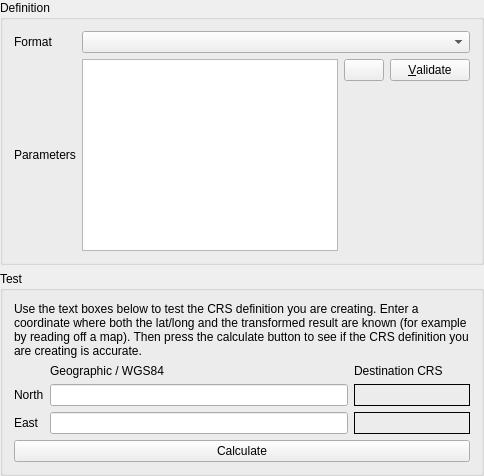
qgis/QGIS, file src/ui/qgscrsdefinitionwidgetbase.ui: the form before one commit.
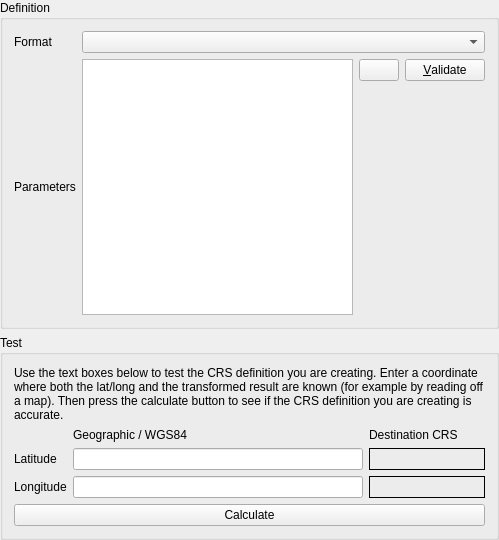
The form after the commit. Icons and pictures are not drawn. Custom widgets are drawn as their Qt base class.

Commit message: Better label text

```diff
--- a/src/ui/qgscrsdefinitionwidgetbase.ui
+++ b/src/ui/qgscrsdefinitionwidgetbase.ui
@@ -2,6 +2,14 @@
 <ui version="4.0">
  <class>QgsCrsDefinitionWidgetBase</class>
  <widget class="QWidget" name="QgsCrsDefinitionWidgetBase">
+  <property name="geometry">
+   <rect>
+    <x>0</x>
+    <y>0</y>
+    <width>499</width>
+    <height>540</height>
+   </rect>
+  </property>
   <property name="windowTitle">
    <string>Custom Coordinate Reference System Definition</string>
   </property>
@@ -104,7 +112,7 @@
       <item row="3" column="0">
        <widget class="QLabel" name="textLabel2_2_2">
         <property name="text">
-         <string>East</string>
+         <string>Longitude</string>
         </property>
         <property name="buddy">
          <cstring>mEastWGS84Edit</cstring>
@@ -138,7 +146,7 @@
       <item row="2" column="0">
        <widget class="QLabel" name="textLabel2_2">
         <property name="text">
-         <string>North</string>
+         <string>Latitude</string>
         </property>
         <property name="buddy">
          <cstring>mNorthWGS84Edit</cstring>
```
